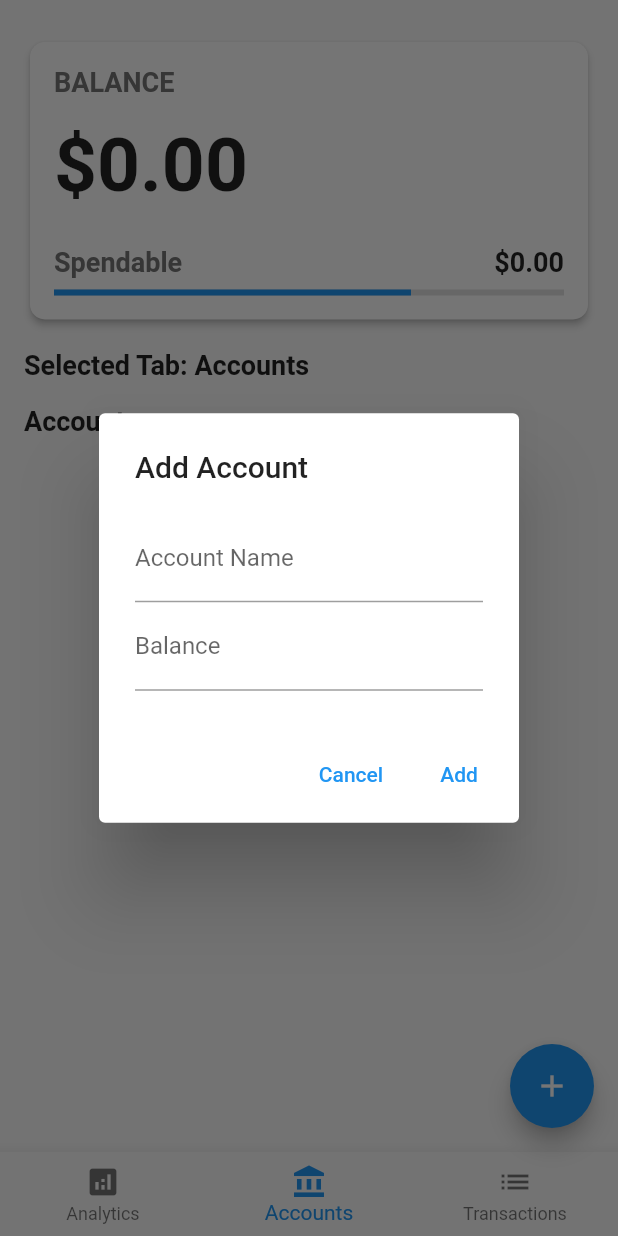
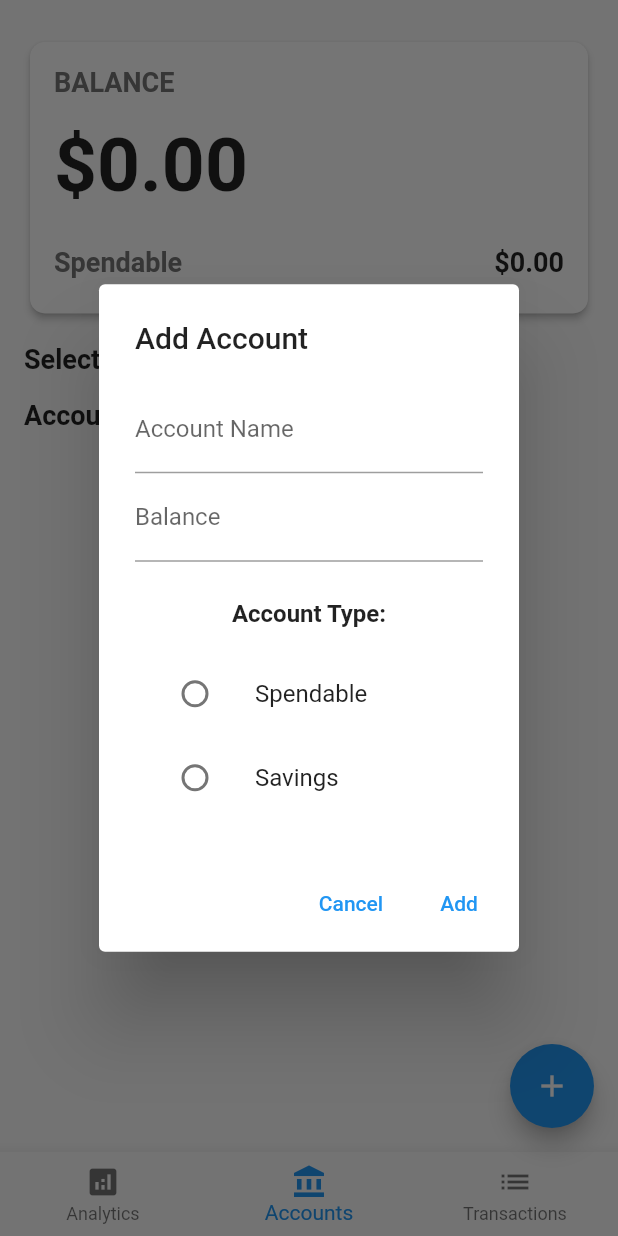
Before and after one commit to rpyncierto/AllowancePal, a Flutter app: the DashboardPage screen opened directly, item 2 of the bottom bar chosen, after a tap on the "add" icon, on a phone screen of 412 x 824 dp. Run offline on Flutter 3.47's test engine with Material 2 defaults, Android fonts, the light colour scheme and no system bars; our stand-ins replace firebase_core, shared_preferences; accounts and stored records are empty.

Commit message:
feat: changed the way account type is ask

```diff
--- a/lib/screens/tracker/dashboard.dart
+++ b/lib/screens/tracker/dashboard.dart
@@ -15,6 +15,7 @@ class _DashboardPageState extends State<DashboardPage> {
 
   String accountName = '';
   double balance = 0.0;
+  String accountType = '';
 
   @override
   void initState() {
@@ -50,7 +51,7 @@ class _DashboardPageState extends State<DashboardPage> {
     double spendableAmount = 0.0;
       for (var account in accounts) {
         if (account.type == 'Spendable') {
-        spendableAmount += account.balance * 0.7;
+        spendableAmount += (account.balance * 0.7);
       }
     }
 
@@ -116,11 +117,11 @@ class _DashboardPageState extends State<DashboardPage> {
                         ],
                       ),
                       const SizedBox(height: 8.0),
-                      LinearProgressIndicator(
-                        value: 0.7, // Adjust the value as needed
-                        backgroundColor: Colors.grey[300],
-                        valueColor: AlwaysStoppedAnimation<Color>(Colors.blue),
-                      ),
+                      // LinearProgressIndicator(
+                      //   value: spendableAmount / totalBalance,
+                      //   backgroundColor: Colors.grey[300],
+                      //   valueColor: AlwaysStoppedAnimation<Color>(Colors.blue),
+                      // ),
                     ],
                   ),
                 ),
@@ -220,7 +221,6 @@ class _DashboardPageState extends State<DashboardPage> {
     _fetchAccountData(); // Fetch updated account data
   }
 
-
   void _onTabTapped(int index) {
     setState(() {
       _selectedIndex = index;
@@ -228,11 +228,16 @@ class _DashboardPageState extends State<DashboardPage> {
   }
 
  void _showAddAccountDialog() {
+  // Define variables to hold the selected value
+  String? selectedAccountType;
+
   showDialog(
     context: context,
     builder: (context) => AlertDialog(
       title: Text('Add Account'),
-        content: Column(
+      content: StatefulBuilder(
+        builder: (BuildContext context, StateSetter setState) {
+          return Column(
             mainAxisSize: MainAxisSize.min,
             children: [
               TextField(
@@ -252,7 +257,42 @@ class _DashboardPageState extends State<DashboardPage> {
                   });
                 },
               ),
+              SizedBox(height: 25.0),
+              Text(
+                'Account Type:',
+                style: TextStyle(
+                  fontSize: 16.0,
+                  fontWeight: FontWeight.bold,
+                ),
+              ),
+              SizedBox(height: 16.0),
+              ListTile(
+                title: Text('Spendable'),
+                leading: Radio<String>(
+                  value: 'Spendable',
+                  groupValue: selectedAccountType,
+                  onChanged: (value) {
+                    setState(() {
+                      selectedAccountType = value;
+                    });
+                  },
+                ),
+              ),
+              ListTile(
+                title: Text('Savings'),
+                leading: Radio<String>(
+                  value: 'Savings',
+                  groupValue: selectedAccountType,
+                  onChanged: (value) {
+                    setState(() {
+                      selectedAccountType = value;
+                    });
+                  },
+                ),
+              ),
             ],
+          );
+        },
       ),
       actions: [
         TextButton(
@@ -264,30 +304,36 @@ class _DashboardPageState extends State<DashboardPage> {
         TextButton(
           child: Text('Add'),
           onPressed: () async {
-              accounts.add(Account(accountName, balance));
+            if (selectedAccountType != null) {
+              accounts.add(Account(accountName, balance, selectedAccountType!));
               await _saveAccountData(); // Save the updated account data
               _fetchAccountData(); // Fetch updated account data
               Navigator.pop(context);
+            }
           },
         ),
       ],
     ),
   );
 }
+
 }
 
 class Account {
   final String name;
   final double balance;
+  final String type;
 
-  Account(this.name, this.balance);
+  Account(this.name, this.balance, this.type);
 
   Account.fromJson(Map<String, dynamic> json)
       : name = json['name'],
-        balance = json['balance'];
+        balance = json['balance'],
+        type = json['type'];
 
   Map<String, dynamic> toJson() => {
         'name': name,
         'balance': balance,
+        'type': type,
       };
 }
```
Lines whose indentation alone changed are shown as unchanged.
